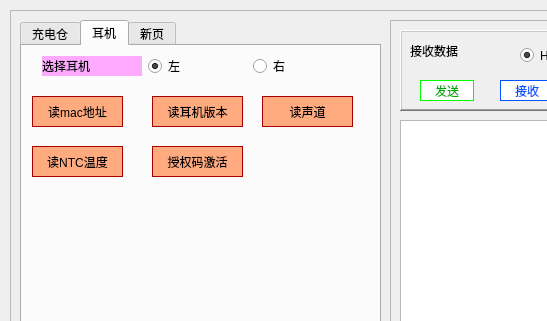
First picture: the form in mainwindow.ui, repository LinZephyr/mew_tw200_test, before the edit; both pictures show x 0 to 547 and y 0 to 321 of the 1267 by 744 pixel window.
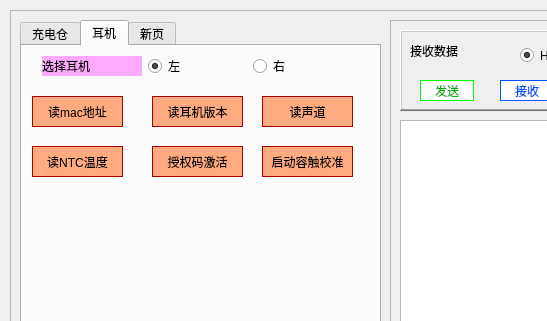
Second picture: the form after the edit. Icons and pictures are not drawn.

Commit message: <feat>  实现启动容触校准命令. <refactor> 对需要用特殊颜色显示的字符串使用宏代替.

```diff
--- a/mainwindow.ui
+++ b/mainwindow.ui
@@ -470,6 +470,27 @@
         <string>授权码激活</string>
        </property>
       </widget>
+      <widget class="QPushButton" name="start_calib_captouch_btn">
+       <property name="geometry">
+        <rect>
+         <x>240</x>
+         <y>100</y>
+         <width>91</width>
+         <height>31</height>
+        </rect>
+       </property>
+       <property name="styleSheet">
+        <string notr="true">color: rgb(0, 0, 0);
+background-color: rgb(255, 170, 127);
+border-color: rgb(170, 0, 0);
+font: 10pt &quot;黑体&quot;;
+border-style: solid;
+border-width: 1px;</string>
+       </property>
+       <property name="text">
+        <string>启动容触校准</string>
+       </property>
+      </widget>
      </widget>
      <widget class="QWidget" name="tab">
       <attribute name="title">
```
The commit also changes 6 other files.
